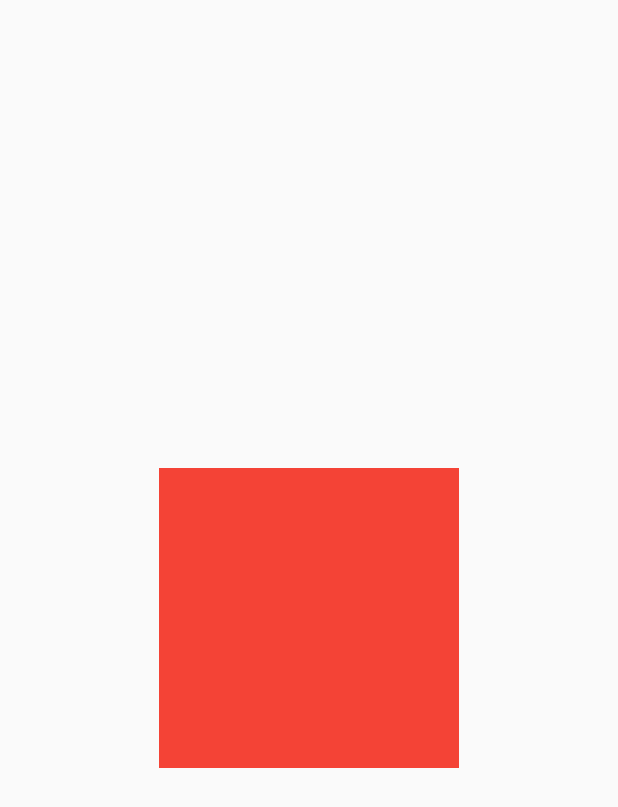
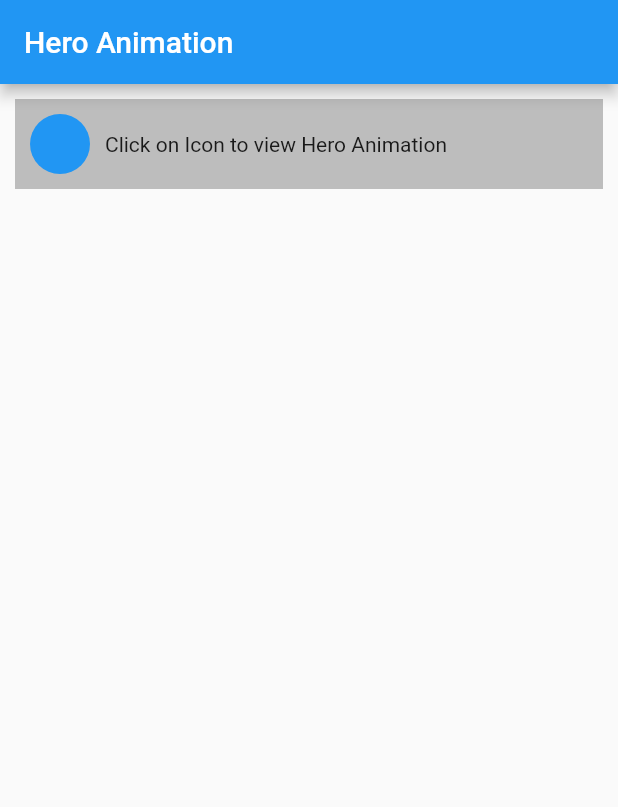
Before and after one commit to nirmal-mazhuvanpilly/flutter_animations, a Flutter app: the screen it shows after launch, on a phone screen of 412 x 824 dp. Shown: the top 807 px of the screen. Run offline on Flutter 3.47's test engine with Material 2 defaults, Android fonts, the phone set to English and light mode, and no system bars; our stand-ins replace lottie.

Commit message:
Hero Animation

```diff
--- /dev/null
+++ b/lib/hero_animation_view.dart
@@ -0,0 +1,64 @@
+import 'package:flutter/material.dart';
+
+class HeroAnimationView extends StatelessWidget {
+  const HeroAnimationView({Key? key}) : super(key: key);
+  @override
+  Widget build(BuildContext context) {
+    return Scaffold(
+      appBar: AppBar(
+        title: const Text("Hero Animation"),
+      ),
+      body: Container(
+        color: Colors.grey.shade400,
+        margin: const EdgeInsets.all(10),
+        padding: const EdgeInsets.all(10),
+        child: Row(
+          children: [
+            Hero(
+              tag: "Hero",
+              child: GestureDetector(
+                onTap: () {
+                  Navigator.of(context).push(MaterialPageRoute(
+                    builder: (context) {
+                      return const HeroAnimationChildView();
+                    },
+                  ));
+                },
+                child: const CircleAvatar(
+                  backgroundColor: Colors.blue,
+                ),
+              ),
+            ),
+            const SizedBox(width: 10),
+            const Text("Click on Icon to view Hero Animation")
+          ],
+        ),
+      ),
+    );
+  }
+}
+
+class HeroAnimationChildView extends StatelessWidget {
+  const HeroAnimationChildView({Key? key}) : super(key: key);
+
+  @override
+  Widget build(BuildContext context) {
+    return Scaffold(
+      appBar: AppBar(
+        title: const Text("Hero Animation"),
+      ),
+      body: Hero(
+        tag: "Hero",
+        child: Center(
+          child: Container(
+            margin: const EdgeInsets.all(10),
+            decoration:
+                const BoxDecoration(color: Colors.blue, shape: BoxShape.circle),
+            width: 300,
+            height: 300,
+          ),
+        ),
+      ),
+    );
+  }
+}
--- a/lib/main.dart
+++ b/lib/main.dart
@@ -1,5 +1,5 @@
 import 'package:flutter/material.dart';
-import 'package:flutter_all_animations/animated_widget_view.dart';
+import 'package:flutter_all_animations/hero_animation_view.dart';
 
 void main() {
   runApp(const MyApp());
@@ -14,7 +14,7 @@ class MyApp extends StatelessWidget {
       theme: ThemeData(
         primarySwatch: Colors.blue,
       ),
-      home: const AnimatedWidgetView(),
+      home: const HeroAnimationView(),
     );
   }
 }
```
